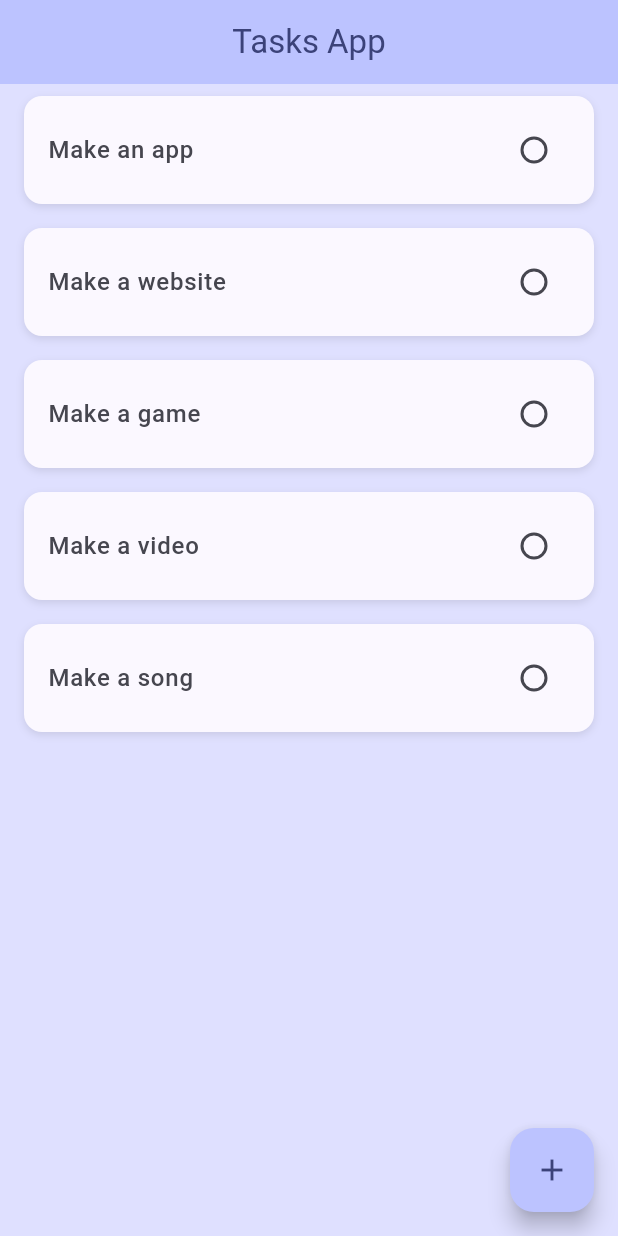
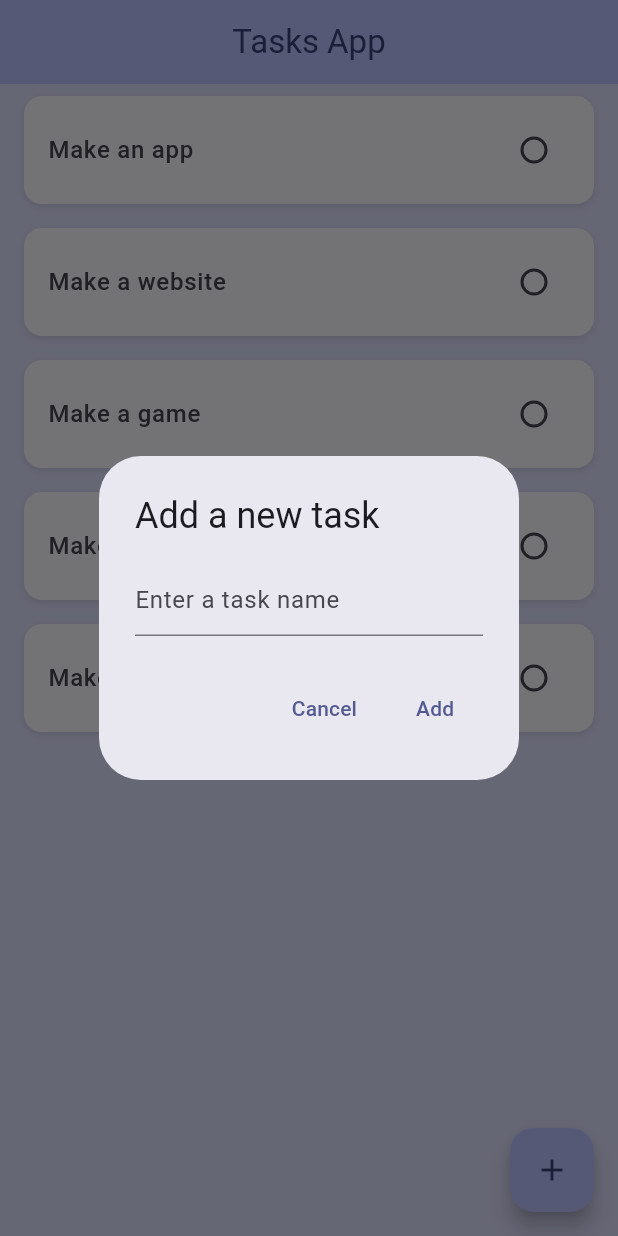
Before and after one commit to nkusikevin/Flutter-sandbox, a Flutter app: the screen it shows after launch, after a tap on the "add" icon, on a phone screen of 412 x 824 dp. Run offline on Flutter 3.47's test engine with Material 3 defaults, Android fonts, the light colour scheme and no system bars.

Commit message:
taskAPp:add functionality to add new tasks

```diff
--- a/tasksapp/lib/home_page.dart
+++ b/tasksapp/lib/home_page.dart
@@ -1,5 +1,6 @@
 import 'package:flutter/material.dart';
 import 'package:tasksapp/todo_tile.dart';
+import 'package:tasksapp/util/dialog_box.dart';
 
 class HomePage extends StatefulWidget {
   const HomePage({super.key});
@@ -17,8 +18,28 @@ class _HomePageState extends State<HomePage> {
     ["Make a song", false],
   ];
 
+  void onSubmit(String value) {
+    setState(() {
+      tasks.add([value, false]);
+    });
+  }
+
+  void onCreateTask(String value) {
+    print(value);
+    setState(() {
+      tasks.add([value, false]);
+    });
+  }
+
   void _addTask() {
-    print("You added a task");
+    showDialog(
+        context: context,
+        builder: (context) {
+          return DialogBox(
+            onSubmit: onSubmit,
+            onCreateTask: onCreateTask,
+          );
+        });
   }
 
   void _removeTask() {
--- a/tasksapp/lib/todo_tile.dart
+++ b/tasksapp/lib/todo_tile.dart
@@ -36,6 +36,9 @@ class TodoTile extends StatelessWidget {
               style: TextStyle(
                 color: Theme.of(context).colorScheme.onSurfaceVariant,
                 fontWeight: FontWeight.w500,
+                decoration: taskCompleted
+                    ? TextDecoration.lineThrough
+                    : TextDecoration.none,
               ),
             ),
             trailing: Checkbox(
--- /dev/null
+++ b/tasksapp/lib/util/dialog_box.dart
@@ -0,0 +1,45 @@
+import 'package:flutter/material.dart';
+
+class DialogBox extends StatelessWidget {
+  //onsubmit function
+  void Function(String) onSubmit;
+
+  // on create task
+  void Function(String) onCreateTask;
+
+  DialogBox({super.key, required this.onSubmit, required this.onCreateTask});
+
+  var controller = TextEditingController();
+
+  @override
+  Widget build(BuildContext context) {
+    return AlertDialog(
+      title: const Text('Add a new task'),
+      content: TextField(
+        controller: controller,
+        decoration: const InputDecoration(
+          hintText: 'Enter a task name',
+        ),
+        onSubmitted: (value) {
+          onSubmit(value);
+          Navigator.pop(context);
+        },
+      ),
+      actions: [
+        TextButton(
+          onPressed: () {
+            Navigator.pop(context);
+          },
+          child: const Text('Cancel'),
+        ),
+        TextButton(
+          onPressed: () {
+            onCreateTask(controller.text);
+            Navigator.pop(context);
+          },
+          child: const Text('Add'),
+        ),
+      ],
+    );
+  }
+}
```
